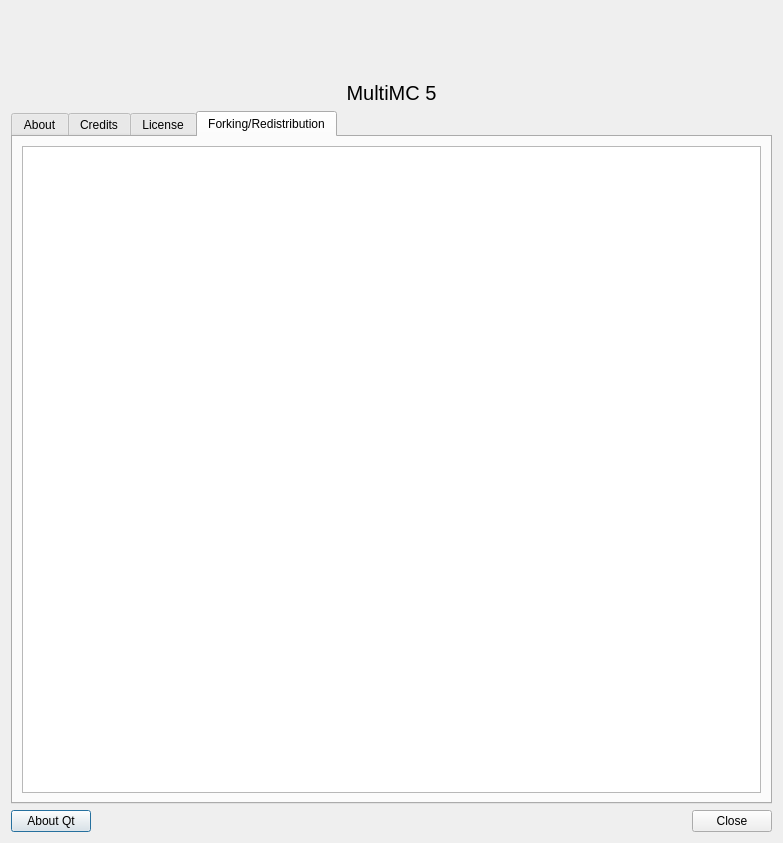
This is launcher/ui/dialogs/AboutDialog.ui in FreesmTeam/FreesmLauncher as Qt 5 draws it before an edit. The edited form follows.
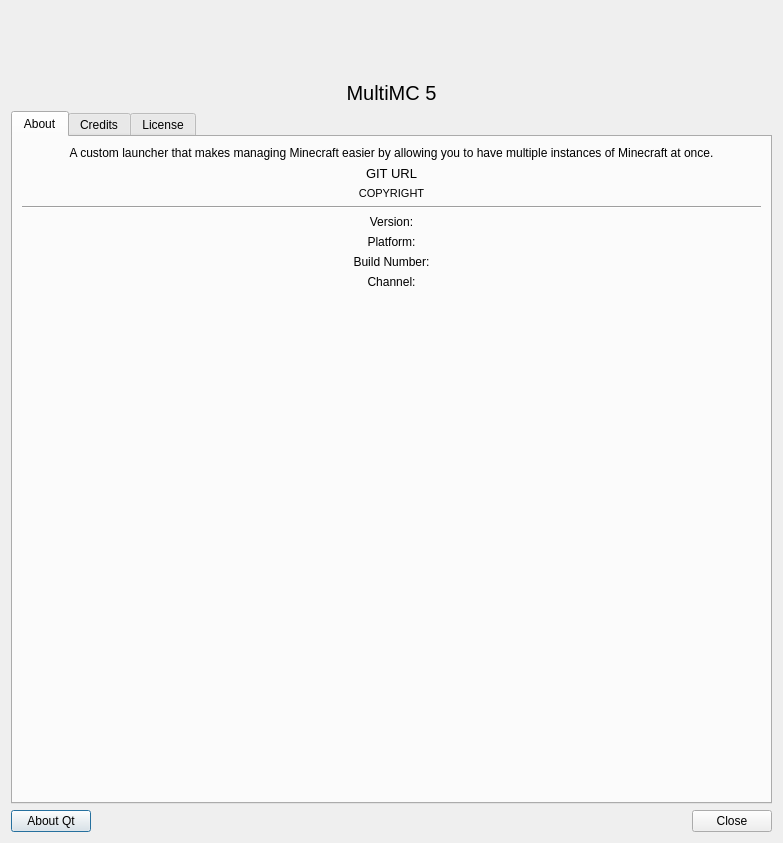
This is the edited form. The open tabs and pages were chosen to show the change.

What changed in the file:
```diff
--- a/launcher/ui/dialogs/AboutDialog.ui
+++ b/launcher/ui/dialogs/AboutDialog.ui
@@ -251,20 +251,6 @@
        </item>
       </layout>
      </widget>
-     <widget class="QWidget" name="forkingTab">
-      <attribute name="title">
-       <string>Forking/Redistribution</string>
-      </attribute>
-      <layout class="QVBoxLayout" name="verticalLayout_4">
-       <item>
-        <widget class="QTextEdit" name="redistributionText">
-         <property name="textInteractionFlags">
-          <set>Qt::LinksAccessibleByKeyboard|Qt::LinksAccessibleByMouse|Qt::TextBrowserInteraction|Qt::TextSelectableByKeyboard|Qt::TextSelectableByMouse</set>
-         </property>
-        </widget>
-       </item>
-      </layout>
-     </widget>
     </widget>
    </item>
    <item>
```
Left out of the diff: 1 changed line with no effect on the pictures.
